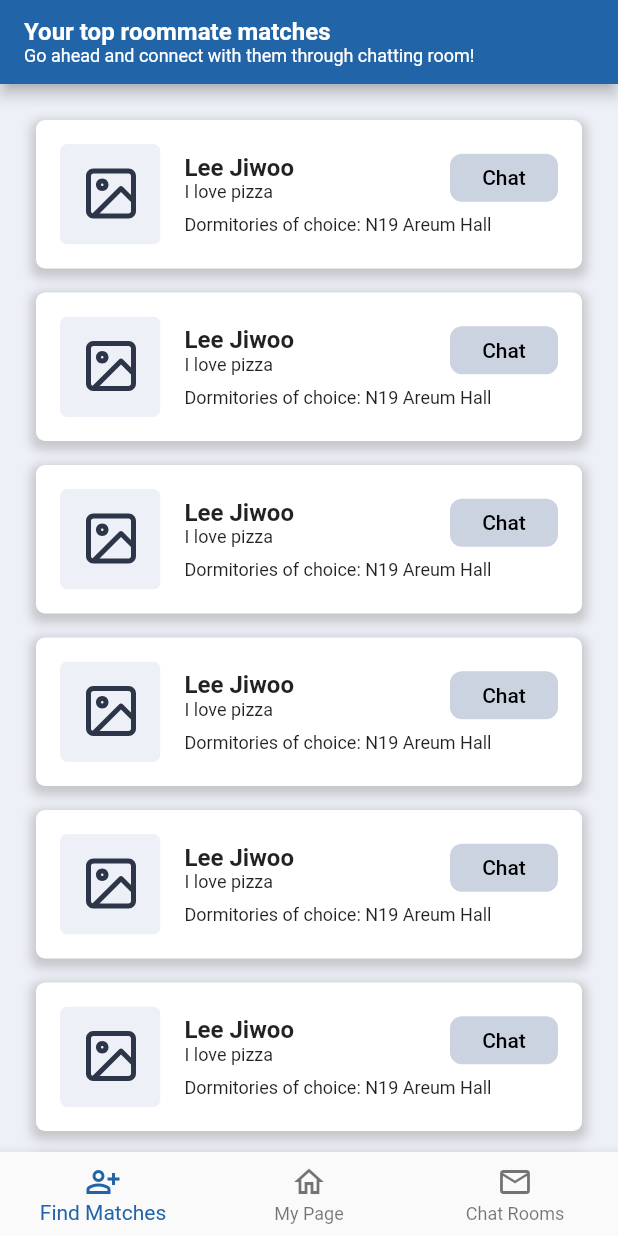
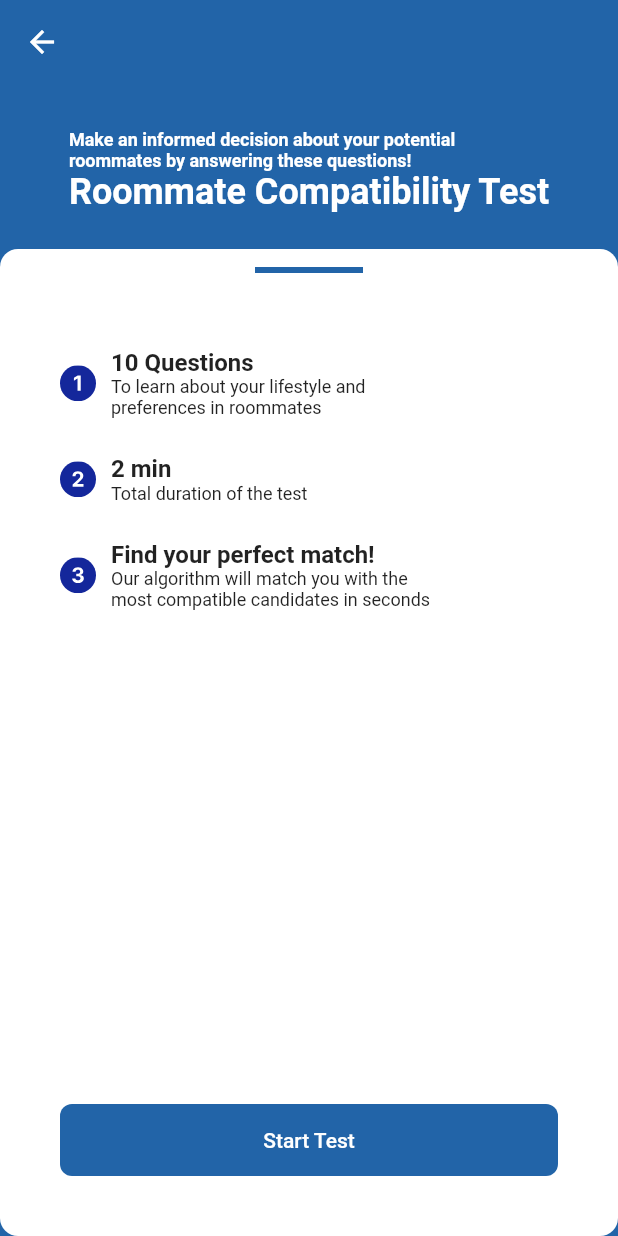
Before and after one commit to wthIC/kaistie, a Flutter app: the screen it shows after launch, on a phone screen of 412 x 824 dp. Run offline on Flutter 3.47's test engine with Material 2 defaults, Android fonts, the phone set to English and light mode, and no system bars; our stand-ins replace flutter_spinkit, flutter_svg.

Commit message:
added test start screen

```diff
--- a/lib/main.dart
+++ b/lib/main.dart
@@ -7,6 +7,7 @@ import 'package:kaistie/screens/my_page_self_screen.dart';
 import 'package:kaistie/screens/sign_in_screen.dart';
 import 'package:kaistie/screens/sign_up_screen.dart';
 import 'package:kaistie/screens/starting_screen.dart';
+import 'package:kaistie/screens/test_starting_screen.dart';
 
 void main() {
   runApp(const Kaistie());
@@ -37,7 +38,7 @@ class Kaistie extends StatelessWidget {
         ),
         backgroundColor: Colors.white,
       ),
-      home: const FindMatchesScreen(),
+      home: const TestStartingScreen(),
     );
   }
 }
--- /dev/null
+++ b/lib/screens/test_starting_screen.dart
@@ -0,0 +1,337 @@
+import 'package:flutter/material.dart';
+import 'package:flutter_spinkit/flutter_spinkit.dart';
+import 'package:flutter_svg/flutter_svg.dart';
+import 'package:kaistie/components/custom_bottom_navigation_bar.dart';
+import 'package:kaistie/components/custom_button.dart';
+
+class TestStartingScreen extends StatelessWidget {
+  const TestStartingScreen({Key? key}) : super(key: key);
+
+  @override
+  Widget build(BuildContext context) {
+    final ColorScheme colorScheme = Theme.of(context).colorScheme;
+    return SafeArea(
+      child: GestureDetector(
+        onTap: () {
+          FocusManager.instance.primaryFocus?.unfocus();
+        },
+        child: Scaffold(
+          backgroundColor: colorScheme.primary,
+          appBar: AppBar(
+            elevation: 0,
+            leading: IconButton(
+              onPressed: () {},
+              icon: const Icon(Icons.arrow_back),
+            ),
+          ),
+          body: Column(
+            mainAxisSize: MainAxisSize.max,
+            children: [
+              const SizedBox(height: 30),
+              Padding(
+                padding: const EdgeInsets.symmetric(horizontal: 24.0),
+                child: Column(
+                  crossAxisAlignment: CrossAxisAlignment.start,
+                  children: const [
+                    Text(
+                      'Make an informed decision about your potential',
+                      style: TextStyle(
+                          fontSize: 12.0,
+                          fontWeight: FontWeight.w700,
+                          color: Colors.white),
+                    ),
+                    Text(
+                      'roommates by answering these questions!',
+                      style: TextStyle(
+                          fontSize: 12.0,
+                          fontWeight: FontWeight.w700,
+                          color: Colors.white),
+                    ),
+                    Text(
+                      'Roommate Compatibility Test',
+                      style: TextStyle(
+                          fontSize: 24.0,
+                          fontWeight: FontWeight.w700,
+                          color: Colors.white),
+                    ),
+                  ],
+                ),
+              ),
+              const SizedBox(height: 24.0),
+              Expanded(
+                child: Container(
+                  width: double.infinity,
+                  decoration: BoxDecoration(
+                    color: Colors.white,
+                    borderRadius: BorderRadius.circular(12.0),
+                  ),
+                  child: Padding(
+                    padding: const EdgeInsets.only(
+                      top: 12.0,
+                      left: 40.0,
+                      bottom: 40.0,
+                      right: 40.0,
+                    ),
+                    child: Column(
+                      mainAxisSize: MainAxisSize.max,
+                      children: [
+                        Container(
+                          height: 4.0,
+                          width: 72.0,
+                          decoration: BoxDecoration(
+                            color: colorScheme.primary,
+                          ),
+                        ),
+                        const SizedBox(height: 50.0),
+                        Row(
+                          children: [
+                            SvgPicture.asset('assets/icon-number-01.svg'),
+                            const SizedBox(width: 10.0),
+                            Column(
+                              crossAxisAlignment: CrossAxisAlignment.start,
+                              children: const [
+                                Text(
+                                  '10 Questions',
+                                  style: TextStyle(
+                                    fontSize: 16.0,
+                                    fontWeight: FontWeight.w700,
+                                  ),
+                                ),
+                                Text(
+                                  'To learn about your lifestyle and',
+                                  style: TextStyle(
+                                    fontSize: 12.0,
+                                    fontWeight: FontWeight.w400,
+                                  ),
+                                ),
+                                Text(
+                                  'preferences in roommates',
+                                  style: TextStyle(
+                                    fontSize: 12.0,
+                                    fontWeight: FontWeight.w400,
+                                  ),
+                                ),
+                              ],
+                            ),
+                          ],
+                        ),
+                        const SizedBox(height: 24.0),
+                        Row(
+                          children: [
+                            SvgPicture.asset('assets/icon-number-02.svg'),
+                            const SizedBox(width: 10.0),
+                            Column(
+                              crossAxisAlignment: CrossAxisAlignment.start,
+                              children: const [
+                                Text(
+                                  '2 min',
+                                  style: TextStyle(
+                                    fontSize: 16.0,
+                                    fontWeight: FontWeight.w700,
+                                  ),
+                                ),
+                                Text(
+                                  'Total duration of the test',
+                                  style: TextStyle(
+                                    fontSize: 12.0,
+                                    fontWeight: FontWeight.w400,
+                                  ),
+                                ),
+                              ],
+                            ),
+                          ],
+                        ),
+                        const SizedBox(height: 24.0),
+                        Row(
+                          children: [
+                            SvgPicture.asset('assets/icon-number-03.svg'),
+                            const SizedBox(width: 10.0),
+                            Column(
+                              crossAxisAlignment: CrossAxisAlignment.start,
+                              children: const [
+                                Text(
+                                  'Find your perfect match!',
+                                  style: TextStyle(
+                                    fontSize: 16.0,
+                                    fontWeight: FontWeight.w700,
+                                  ),
+                                ),
+                                Text(
+                                  'Our algorithm will match you with the',
+                                  style: TextStyle(
+                                    fontSize: 12.0,
+                                    fontWeight: FontWeight.w400,
+                                  ),
+                                ),
+                                Text(
+                                  'most compatible candidates in seconds',
+                                  style: TextStyle(
+                                    fontSize: 12.0,
+                                    fontWeight: FontWeight.w400,
+                                  ),
+                                ),
+                              ],
+                            ),
+                          ],
+                        ),
+                        const Expanded(
+                          child: SizedBox(),
+                        ),
+                        CustomButton(
+                          onTap: () {},
+                          buttonText: 'Start Test',
+                        ),
+                      ],
+                    ),
+                  ),
+                ),
+              ),
+            ],
+          ),
+        ),
+      ),
+    );
+  }
+}
+
+class _MatchEntry extends StatelessWidget {
+  const _MatchEntry({Key? key}) : super(key: key);
+
+  @override
+  Widget build(BuildContext context) {
+    return Container(
+      padding: const EdgeInsets.all(16.0),
+      decoration: BoxDecoration(
+        color: Colors.white,
+        borderRadius: BorderRadius.circular(6.0),
+        boxShadow: [
+          BoxShadow(
+            color: Colors.grey.withOpacity(0.5),
+            spreadRadius: 3,
+            blurRadius: 5,
+            offset: const Offset(0, 3), // changes position of shadow
+          ),
+        ],
+      ),
+      child: Row(
+        children: [
+          SvgPicture.asset(
+            'assets/image_placeholder_grey.svg',
+          ),
+          const SizedBox(width: 16.0),
+          Expanded(
+            child: Column(
+              crossAxisAlignment: CrossAxisAlignment.start,
+              children: [
+                Row(
+                  mainAxisAlignment: MainAxisAlignment.spaceBetween,
+                  mainAxisSize: MainAxisSize.max,
+                  children: [
+                    Column(
+                      crossAxisAlignment: CrossAxisAlignment.start,
+                      children: const [
+                        Text(
+                          'Lee Jiwoo',
+                          style: TextStyle(
+                            fontSize: 16.0,
+                            fontWeight: FontWeight.w700,
+                          ),
+                        ),
+                        Text(
+                          'I love pizza',
+                          style: TextStyle(
+                            fontSize: 12.0,
+                            fontWeight: FontWeight.w400,
+                          ),
+                        ),
+                      ],
+                    ),
+                    _CustomButton(
+                      onTap: () {},
+                      color: const Color(0xFFCBD2E0),
+                      textColor: Colors.black,
+                      buttonText: 'Chat',
+                    ),
+                  ],
+                ),
+                const SizedBox(height: 8.0),
+                const Text(
+                  'Dormitories of choice: N19 Areum Hall',
+                  style: TextStyle(
+                    fontSize: 12.0,
+                    fontWeight: FontWeight.w400,
+                  ),
+                ),
+              ],
+            ),
+          )
+        ],
+      ),
+    );
+  }
+}
+
+class _CustomButton extends StatelessWidget {
+  const _CustomButton({
+    Key? key,
+    required this.onTap,
+    required this.buttonText,
+    required this.color,
+    required this.textColor,
+    this.disabled = false,
+    this.loading = false,
+  }) : super(key: key);
+
+  final Function() onTap;
+  final String buttonText;
+  final bool disabled;
+  final Color? color;
+  final Color textColor;
+  final Color disabledColor = const Color.fromRGBO(144, 164, 174, 1);
+  final bool loading;
+
+  @override
+  Widget build(BuildContext context) {
+    final TextTheme textTheme = Theme.of(context).textTheme;
+    return Column(
+      mainAxisSize: MainAxisSize.min,
+      children: [
+        Container(
+          height: 32.0,
+          width: 72.0,
+          decoration: BoxDecoration(
+            borderRadius: BorderRadius.circular(8.0),
+            color: color,
+          ),
+          child: Material(
+            color: Colors.transparent,
+            child: InkWell(
+              splashColor: disabledColor,
+              highlightColor: disabledColor,
+              borderRadius: BorderRadius.circular(8.0),
+              onTap: disabled ? null : onTap,
+              child: SizedBox(
+                child: Padding(
+                  padding: const EdgeInsets.symmetric(horizontal: 14.0),
+                  child: Center(
+                    child: loading
+                        ? const SpinKitThreeBounce(
+                            color: Colors.white,
+                            size: 20,
+                          )
+                        : Text(
+                            buttonText,
+                            style: textTheme.button!.copyWith(color: textColor),
+                            textAlign: TextAlign.center,
+                          ),
+                  ),
+                ),
+                // height: 40.0,
+              ),
+            ),
+          ),
+        ),
+      ],
+    );
+  }
+}
```
Also changed, not shown: assets/icon-number-01.svg (added), assets/icon-number-02.svg (added), assets/icon-number-03.svg (added).
